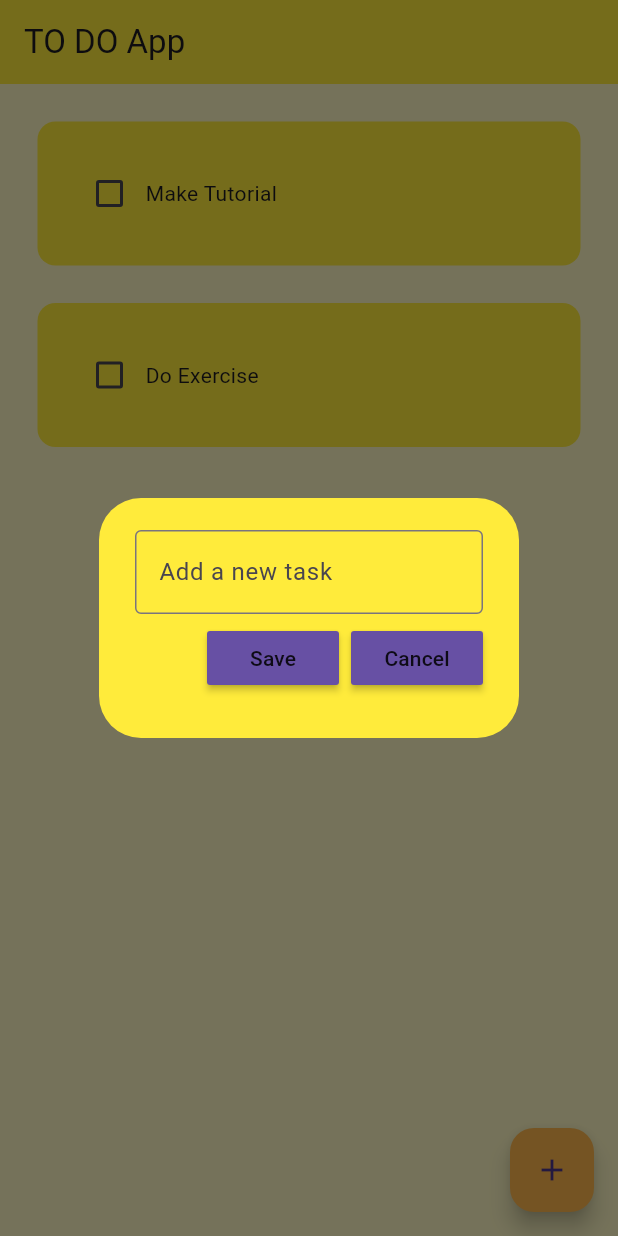
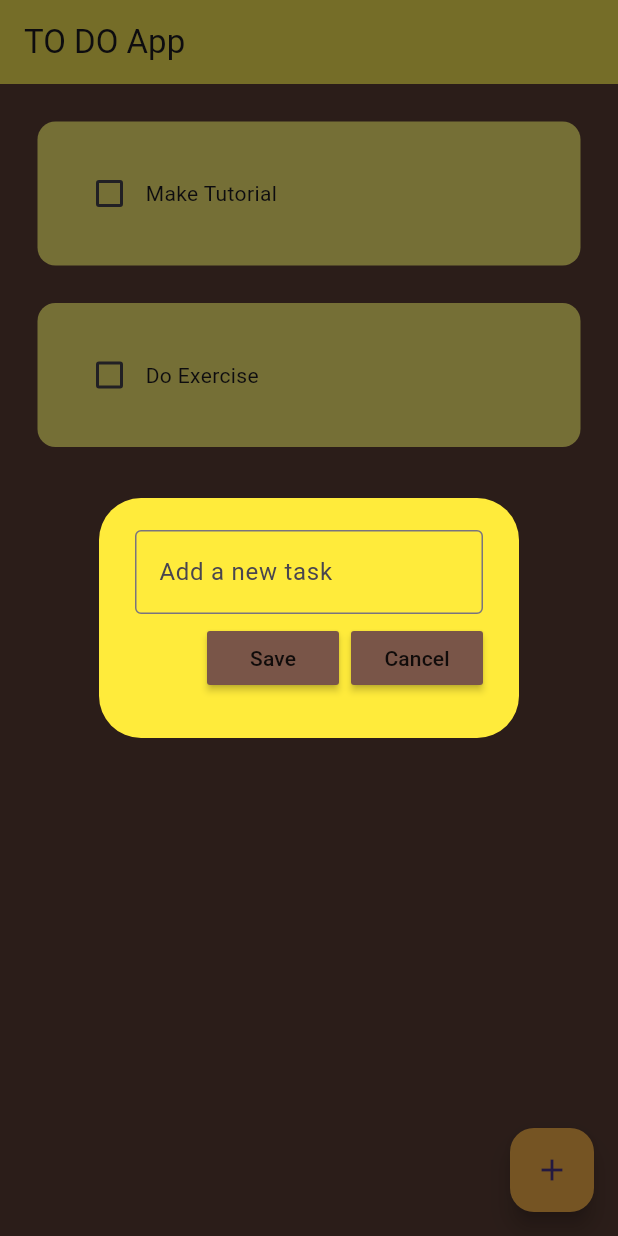
Before and after one commit to danilosilva0/crud_flutter, a Flutter app: the screen it shows after launch, after a tap on the "add" icon, on a phone screen of 412 x 824 dp. Run offline on Flutter 3.47's test engine with Material 3 defaults, Android fonts, the phone set to English and light mode, and no system bars; drawn by our look-alikes of flutter_slidable; our stand-ins replace hive, hive_flutter; accounts and stored records are empty.

Commit message:
color change

```diff
--- a/lib/main.dart
+++ b/lib/main.dart
@@ -1,7 +1,5 @@
 // ignore_for_file: prefer_const_constructors_in_immutables
 
-import 'package:crud_flutter/pages/first_page.dart';
-import 'package:crud_flutter/pages/second_page.dart';
 import 'package:crud_flutter/pages/home_page.dart';
 import 'package:flutter/material.dart';
 import 'package:hive/hive.dart';
@@ -26,7 +24,7 @@ class MyApp extends StatelessWidget {
     return MaterialApp(
       debugShowCheckedModeBanner: false,
       home: HomePage(),
-      theme: ThemeData(primarySwatch: Colors.yellow)
+      theme: ThemeData(primarySwatch: Colors.brown)
     );
   }
 }
--- a/lib/pages/home_page.dart
+++ b/lib/pages/home_page.dart
@@ -77,10 +77,10 @@ class _HomePageState extends State<HomePage>{
   Widget build(BuildContext context) {
     // TODO: implement build
     return Scaffold(
-      backgroundColor: Colors.yellow[100],
+      backgroundColor: Colors.brown[700],
       appBar: AppBar(
           title: Text("TO DO App"),
-          backgroundColor: Colors.yellow,
+          backgroundColor: Colors.yellow.shade400,
       ),
       floatingActionButton: FloatingActionButton(
         onPressed: createNewTask,
--- a/lib/util/my_button.dart
+++ b/lib/util/my_button.dart
@@ -10,7 +10,7 @@ class MyButton extends StatelessWidget {
   Widget build(BuildContext context) {
     return MaterialButton(
         onPressed: onPressed,
-        color: Theme.of(context).primaryColor,
+        color: Colors.brown,
         child: Text(text),
     );
   }
--- a/lib/util/todo_tile.dart
+++ b/lib/util/todo_tile.dart
@@ -27,19 +27,19 @@ class ToDoTile extends StatelessWidget {
              SlidableAction(
                  onPressed: deleteFunction,
                  icon: Icons.delete,
-                 backgroundColor: Colors.red,
+                 backgroundColor: Colors.red.shade300,
                  borderRadius: BorderRadius.circular(12),
              ),
             ]),
         child: Container(
           padding: EdgeInsets.all(24),
           decoration: BoxDecoration(
-            color: Colors.yellow,
+            color: Colors.yellow[300],
             borderRadius: BorderRadius.circular(12)
           ),
           child: Row(
             children: [
-              Checkbox(value: taskCompleted, onChanged: onChanged, activeColor: Colors.green,),
+              Checkbox(value: taskCompleted, onChanged: onChanged, activeColor: Colors.brown,),
               Text(
                   taskName,
                 style: TextStyle(decoration: taskCompleted ? TextDecoration.lineThrough : TextDecoration.none),
```
Also changed, not shown: lib/pages/first_page.dart (deleted, +0 -22 lines), lib/pages/second_page.dart (deleted, +0 -13 lines).
